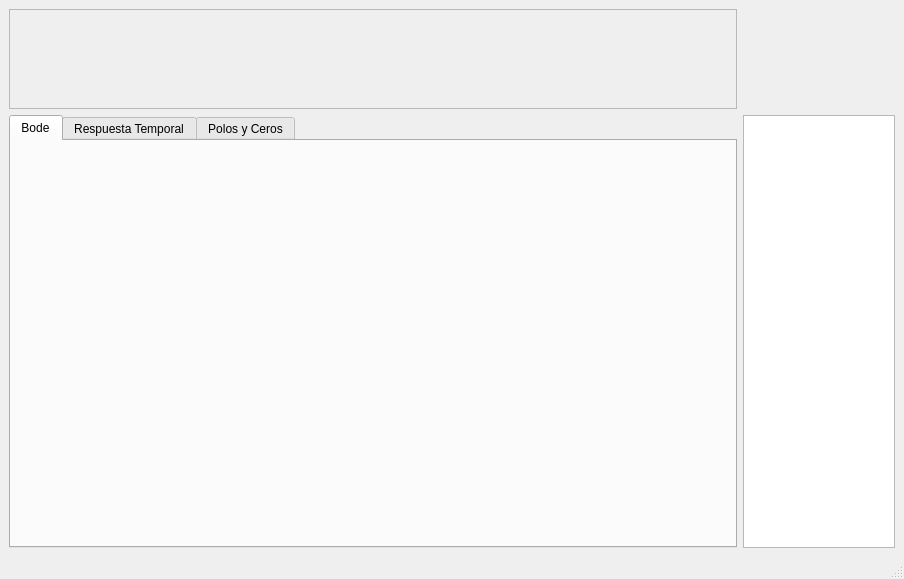
The window that designer/mainwindow.ui (BrunoDS01/TC_TP1_Grupo_6) describes before a commit, drawn with Qt 5.
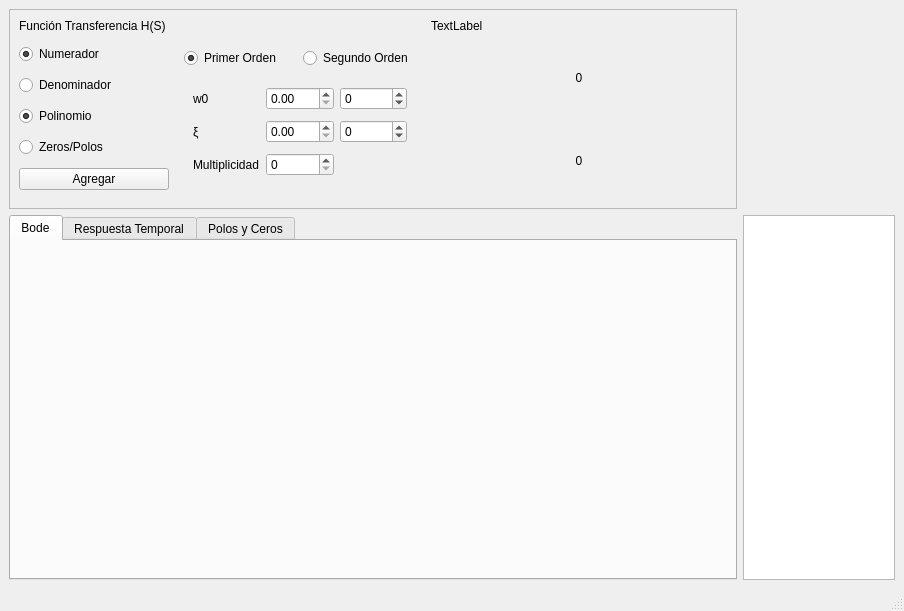
The same window after the commit. The open tabs and pages were chosen to show the change.

```diff
--- a/designer/mainwindow.ui
+++ b/designer/mainwindow.ui
@@ -7,7 +7,7 @@
     <x>0</x>
     <y>0</y>
     <width>904</width>
-    <height>579</height>
+    <height>611</height>
    </rect>
   </property>
   <property name="windowTitle">
@@ -15,23 +15,7 @@
   </property>
   <widget class="QWidget" name="centralwidget">
    <layout class="QGridLayout" name="gridLayout_2">
-    <item row="0" column="0">
-     <widget class="QFrame" name="frame_2">
-      <property name="minimumSize">
-       <size>
-        <width>0</width>
-        <height>100</height>
-       </size>
-      </property>
-      <property name="frameShape">
-       <enum>QFrame::StyledPanel</enum>
-      </property>
-      <property name="frameShadow">
-       <enum>QFrame::Raised</enum>
-      </property>
-     </widget>
-    </item>
-    <item row="1" column="0">
+    <item row="2" column="0">
      <widget class="QTabWidget" name="plotWidget">
       <property name="currentIndex">
        <number>0</number>
@@ -124,7 +108,7 @@
       </widget>
      </widget>
     </item>
-    <item row="1" column="1">
+    <item row="2" column="1">
      <widget class="QListWidget" name="functionsList">
       <property name="minimumSize">
        <size>
@@ -140,6 +124,320 @@
       </property>
      </widget>
     </item>
+    <item row="1" column="0">
+     <widget class="QFrame" name="frame_2">
+      <property name="minimumSize">
+       <size>
+        <width>0</width>
+        <height>150</height>
+       </size>
+      </property>
+      <property name="maximumSize">
+       <size>
+        <width>16777215</width>
+        <height>200</height>
+       </size>
+      </property>
+      <property name="frameShape">
+       <enum>QFrame::StyledPanel</enum>
+      </property>
+      <property name="frameShadow">
+       <enum>QFrame::Raised</enum>
+      </property>
+      <layout class="QGridLayout" name="gridLayout_6">
+       <item row="1" column="2">
+        <layout class="QVBoxLayout" name="verticalLayout_2">
+         <item>
+          <widget class="QLabel" name="numLabel">
+           <property name="text">
+            <string>0</string>
+           </property>
+           <property name="alignment">
+            <set>Qt::AlignCenter</set>
+           </property>
+          </widget>
+         </item>
+         <item>
+          <widget class="QLabel" name="denomLabel">
+           <property name="text">
+            <string>0</string>
+           </property>
+           <property name="alignment">
+            <set>Qt::AlignCenter</set>
+           </property>
+          </widget>
+         </item>
+        </layout>
+       </item>
+       <item row="1" column="0">
+        <layout class="QVBoxLayout" name="verticalLayout">
+         <item>
+          <widget class="QRadioButton" name="numButton">
+           <property name="text">
+            <string>Numerador</string>
+           </property>
+           <property name="checked">
+            <bool>true</bool>
+           </property>
+           <attribute name="buttonGroup">
+            <string notr="true">buttonGroup_2</string>
+           </attribute>
+          </widget>
+         </item>
+         <item>
+          <widget class="QRadioButton" name="denomButton">
+           <property name="text">
+            <string>Denominador</string>
+           </property>
+           <attribute name="buttonGroup">
+            <string notr="true">buttonGroup_2</string>
+           </attribute>
+          </widget>
+         </item>
+         <item>
+          <widget class="QRadioButton" name="polinomialButton">
+           <property name="text">
+            <string>Polinomio</string>
+           </property>
+           <property name="checked">
+            <bool>true</bool>
+           </property>
+           <attribute name="buttonGroup">
+            <string notr="true">buttonGroup</string>
+           </attribute>
+          </widget>
+         </item>
+         <item>
+          <widget class="QRadioButton" name="polesButton">
+           <property name="text">
+            <string>Zeros/Polos</string>
+           </property>
+           <attribute name="buttonGroup">
+            <string notr="true">buttonGroup</string>
+           </attribute>
+          </widget>
+         </item>
+         <item>
+          <widget class="QPushButton" name="addTermButton">
+           <property name="text">
+            <string>Agregar</string>
+           </property>
+          </widget>
+         </item>
+        </layout>
+       </item>
+       <item row="0" column="2">
+        <widget class="QLabel" name="label_2">
+         <property name="text">
+          <string>TextLabel</string>
+         </property>
+        </widget>
+       </item>
+       <item row="0" column="0">
+        <widget class="QLabel" name="label">
+         <property name="maximumSize">
+          <size>
+           <width>150</width>
+           <height>16777215</height>
+          </size>
+         </property>
+         <property name="text">
+          <string>Función Transferencia H(S)</string>
+         </property>
+        </widget>
+       </item>
+       <item row="1" column="1">
+        <widget class="QStackedWidget" name="transferStacked">
+         <property name="maximumSize">
+          <size>
+           <width>250</width>
+           <height>16777215</height>
+          </size>
+         </property>
+         <property name="currentIndex">
+          <number>0</number>
+         </property>
+         <widget class="QWidget" name="page">
+          <layout class="QGridLayout" name="gridLayout_7">
+           <item row="1" column="1">
+            <widget class="QDoubleSpinBox" name="valorDoubleBox">
+             <property name="maximum">
+              <double>1000000000000.000000000000000</double>
+             </property>
+            </widget>
+           </item>
+           <item row="0" column="1">
+            <widget class="QSpinBox" name="ordenSpinbox">
+             <property name="maximum">
+              <number>1000000000</number>
+             </property>
+            </widget>
+           </item>
+           <item row="1" column="0">
+            <widget class="QLabel" name="label_4">
+             <property name="text">
+              <string>Valor</string>
+             </property>
+            </widget>
+           </item>
+           <item row="0" column="0">
+            <widget class="QLabel" name="label_3">
+             <property name="text">
+              <string>Orden</string>
+             </property>
+            </widget>
+           </item>
+           <item row="1" column="2">
+            <widget class="QSpinBox" name="valueMultiplier">
+             <property name="minimum">
+              <number>-12</number>
+             </property>
+             <property name="maximum">
+              <number>12</number>
+             </property>
+             <property name="singleStep">
+              <number>3</number>
+             </property>
+            </widget>
+           </item>
+          </layout>
+         </widget>
+         <widget class="QWidget" name="page_2">
+          <layout class="QGridLayout" name="gridLayout_8">
+           <item row="0" column="0">
+            <widget class="QRadioButton" name="radioButton">
+             <property name="text">
+              <string>Primer Orden</string>
+             </property>
+             <property name="checked">
+              <bool>true</bool>
+             </property>
+             <attribute name="buttonGroup">
+              <string notr="true">buttonGroup_3</string>
+             </attribute>
+            </widget>
+           </item>
+           <item row="0" column="1">
+            <widget class="QRadioButton" name="radioButton_2">
+             <property name="text">
+              <string>Segundo Orden</string>
+             </property>
+             <attribute name="buttonGroup">
+              <string notr="true">buttonGroup_3</string>
+             </attribute>
+            </widget>
+           </item>
+           <item row="1" column="0" colspan="2">
+            <widget class="QStackedWidget" name="polesStacked">
+             <property name="currentIndex">
+              <number>0</number>
+             </property>
+             <widget class="QWidget" name="page_3">
+              <layout class="QGridLayout" name="gridLayout_9">
+               <item row="0" column="0">
+                <widget class="QLabel" name="label_5">
+                 <property name="text">
+                  <string>w0</string>
+                 </property>
+                </widget>
+               </item>
+               <item row="0" column="1">
+                <widget class="QDoubleSpinBox" name="w0FirstOrderDoubleBox"/>
+               </item>
+               <item row="1" column="0">
+                <widget class="QLabel" name="label_6">
+                 <property name="text">
+                  <string>Multiplicidad</string>
+                 </property>
+                </widget>
+               </item>
+               <item row="1" column="1">
+                <widget class="QSpinBox" name="poleFirstOrderMultiplicidad"/>
+               </item>
+               <item row="0" column="2">
+                <widget class="QSpinBox" name="w0FirstOrderMultiplier">
+                 <property name="minimum">
+                  <number>-12</number>
+                 </property>
+                 <property name="maximum">
+                  <number>12</number>
+                 </property>
+                 <property name="singleStep">
+                  <number>3</number>
+                 </property>
+                </widget>
+               </item>
+              </layout>
+             </widget>
+             <widget class="QWidget" name="page_4">
+              <layout class="QGridLayout" name="gridLayout_10">
+               <item row="2" column="0">
+                <widget class="QLabel" name="label_9">
+                 <property name="text">
+                  <string>Multiplicidad</string>
+                 </property>
+                </widget>
+               </item>
+               <item row="1" column="0">
+                <widget class="QLabel" name="label_8">
+                 <property name="text">
+                  <string>ξ</string>
+                 </property>
+                </widget>
+               </item>
+               <item row="0" column="1">
+                <widget class="QDoubleSpinBox" name="w0SecondDoubleBox"/>
+               </item>
+               <item row="1" column="1">
+                <widget class="QDoubleSpinBox" name="xiDoubleBox"/>
+               </item>
+               <item row="0" column="0">
+                <widget class="QLabel" name="label_7">
+                 <property name="text">
+                  <string>w0</string>
+                 </property>
+                </widget>
+               </item>
+               <item row="0" column="2">
+                <widget class="QSpinBox" name="w0SecondMultiplier">
+                 <property name="minimum">
+                  <number>-12</number>
+                 </property>
+                 <property name="maximum">
+                  <number>12</number>
+                 </property>
+                 <property name="singleStep">
+                  <number>3</number>
+                 </property>
+                </widget>
+               </item>
+               <item row="1" column="2">
+                <widget class="QSpinBox" name="xiMultiplier">
+                 <property name="minimum">
+                  <number>-12</number>
+                 </property>
+                 <property name="maximum">
+                  <number>12</number>
+                 </property>
+                 <property name="singleStep">
+                  <number>3</number>
+                 </property>
+                </widget>
+               </item>
+               <item row="2" column="1">
+                <widget class="QSpinBox" name="poleSecondOrderMultiplicidad"/>
+               </item>
+              </layout>
+             </widget>
+            </widget>
+           </item>
+          </layout>
+         </widget>
+        </widget>
+       </item>
+      </layout>
+     </widget>
+    </item>
    </layout>
   </widget>
   <widget class="QStatusBar" name="statusbar"/>
```
Left out of the diff: 5 changed lines with no effect on the pictures.
